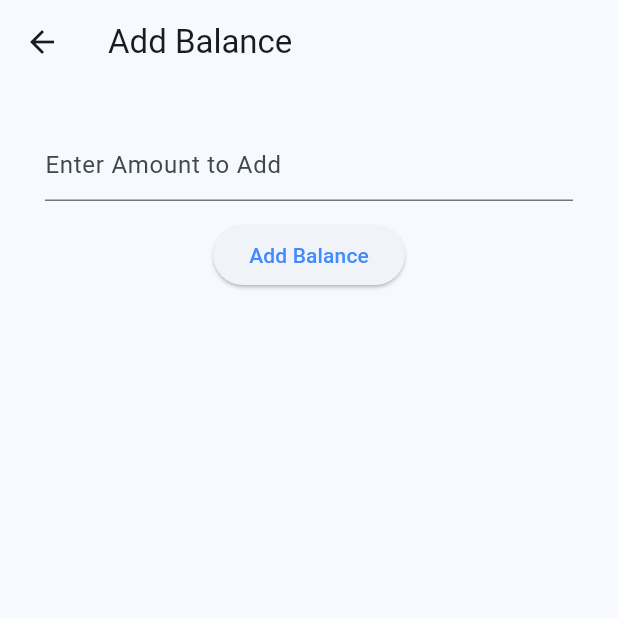
After one commit to Pedal-Pal-CS253/pedal-pal-frontend, a Flutter app: the WalletHomePage screen opened directly, after a tap on "Add Balance", on a phone screen of 412 x 824 dp, the top half of it. The commit adds this screen. Run offline on Flutter 3.47's test engine with Material 3 defaults, Android fonts, the phone set to English and light mode, and no system bars; our stand-ins replace fluttertoast; missing offline and left inert: razorpay_flutter.

Commit message:
Wallet + Razorpay
Added Wallet UI and Razorpay Integration for adding balance.

```diff
--- /dev/null
+++ b/frontend/lib/wallet_home_page.dart
@@ -0,0 +1,179 @@
+import 'package:flutter/material.dart';
+import 'package:razorpay_flutter/razorpay_flutter.dart';
+import 'package:fluttertoast/fluttertoast.dart';
+
+class WalletHomePage extends StatelessWidget {
+  @override
+  Widget build(BuildContext context) {
+    return Scaffold(
+      appBar: AppBar(
+        title: Text('My Wallet'),
+      ),
+      body: WalletBalanceScreen(),
+    );
+  }
+}
+
+
+class WalletBalanceScreen extends StatelessWidget {
+  @override
+  Widget build(BuildContext context) {
+    return Center(
+      child: Column(
+        mainAxisAlignment: MainAxisAlignment.center,
+        children: [
+          Text(
+            'Current Balance:',
+            style: TextStyle(fontSize: 20),
+          ),
+          Text(
+            // TODO: Fetch Wallet Balance and display here
+            '\₹500.00',
+            style: TextStyle(fontSize: 24, fontWeight: FontWeight.bold),
+          ),
+          SizedBox(height: 20),
+          ElevatedButton(
+            onPressed: () {
+              Navigator.push(
+                context,
+                MaterialPageRoute(builder: (context) => ABS()),
+              );
+            },
+            child: Text('Add Balance'),
+          ),
+          SizedBox(height: 20),
+          ElevatedButton(
+            onPressed: () {
+              Navigator.push(
+                context,
+                MaterialPageRoute(builder: (context) => TransactionHistoryScreen()),
+              );
+            },
+            child: Text('View Transaction History'),
+          ),
+        ],
+      ),
+    );
+  }
+}
+
+class ABS extends StatefulWidget {
+  @override
+  AddBalanceScreen createState() => AddBalanceScreen();
+}
+
+class AddBalanceScreen extends State<ABS> {
+
+  Razorpay razorpay = Razorpay();
+  TextEditingController textEditingController = new TextEditingController();
+
+  @override
+  void initState() {
+    super.initState();
+
+    razorpay = new Razorpay();
+
+    razorpay.on(Razorpay.EVENT_PAYMENT_SUCCESS, handlerPaymentSuccess);
+    razorpay.on(Razorpay.EVENT_PAYMENT_ERROR, handlerErrorFailure);
+    razorpay.on(Razorpay.EVENT_EXTERNAL_WALLET, handlerExternalWallet);
+  }
+
+  @override
+  void dispose() {
+    // TODO: implement dispose
+    super.dispose();
+    razorpay.clear();
+  }
+
+  void openCheckout(){
+    var options = {
+      "key" : "API_KEY_here",
+      "amount" : num.parse(textEditingController.text)*100,
+      "name" : "PedalPal",
+      "description" : "Add Balance to your PedalPal Wallet",
+      "prefill" : {
+        "contact" : "6969696969",
+        "email" : "admin@pedalpal.com"
+      },
+      "external" : {
+        "wallets" : ["paytm"]
+      }
+    };
+
+    try{
+      razorpay.open(options);
+
+    }catch(e){
+      print(e.toString());
+    }
+
+  }
+
+  void handlerPaymentSuccess(){
+    print("Pament success");
+    Fluttertoast.showToast(msg : "Payment Success!", toastLength: Toast.LENGTH_SHORT);
+  }
+
+  void handlerErrorFailure(){
+    print("Pament error");
+    Fluttertoast.showToast(msg : "Payment Failed!", toastLength: Toast.LENGTH_SHORT);
+  }
+
+  void handlerExternalWallet(){
+    print("External Wallet");
+    Fluttertoast.showToast(msg : "External Wallet", toastLength: Toast.LENGTH_SHORT);
+  }
+
+  Widget build(BuildContext context) {
+    return Scaffold(
+      appBar: AppBar(
+        title: Text("Add Balance"),
+      ),
+      body: Padding(
+        padding: const EdgeInsets.all(30.0),
+        child: Column(
+          children: [
+            TextField(
+              controller: textEditingController,
+              decoration: InputDecoration(
+                  hintText: "Enter Amount to Add"
+              ),
+            ),
+            SizedBox(height: 12,),
+            ElevatedButton(
+              child: Text("Add Balance", style: TextStyle(
+                  color: Colors.blueAccent
+              ),),
+              onPressed: (){
+                openCheckout();
+              },
+            )
+          ],
+        ),
+      ),
+    );
+  }
+}
+
+class TransactionHistoryScreen extends StatelessWidget {
+  @override
+  Widget build(BuildContext context) {
+    return Scaffold(
+      appBar: AppBar(
+        title: Text('Transaction History'),
+      ),
+      body: Center(
+        child: Column(
+          mainAxisAlignment: MainAxisAlignment.center,
+          children: [
+            Text(
+              'Transaction History',
+              style: TextStyle(fontSize: 20),
+            ),
+            // TODO: To fetch the transaction history and display here
+          ],
+        ),
+      ),
+    );
+  }
+}
--- a/frontend/pubspec.yaml
+++ b/frontend/pubspec.yaml
@@ -35,6 +35,8 @@ dependencies:
   # The following adds the Cupertino Icons font to your application.
   # Use with the CupertinoIcons class for iOS style icons.
   cupertino_icons: ^1.0.2
+  razorpay_flutter: ^1.3.6
+  fluttertoast: ^8.2.4
 
 dev_dependencies:
   flutter_test:
```
Also changed, not shown: frontend/lib/main.dart (+19 -1 lines), frontend/pubspec.lock, 3 other files.
